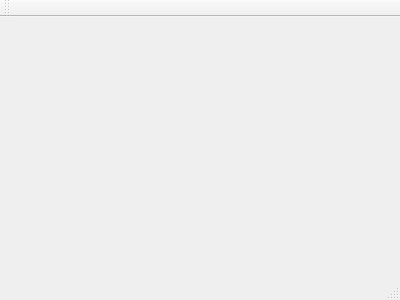
Qt form qt/roiwidget/mainwindow.ui (neutronimaging/sandbox) before a commit.
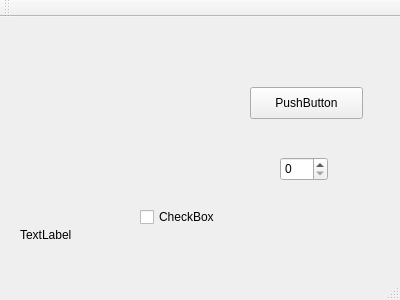
The same form after that commit. Custom widgets are drawn as their Qt base class.

Commit message: The widget works now - signals are emitted and handled correctly. - color can be set - boundaries are set

Diff of the .ui file:
```diff
--- a/qt/roiwidget/mainwindow.ui
+++ b/qt/roiwidget/mainwindow.ui
@@ -24,6 +24,55 @@
      </rect>
     </property>
    </widget>
+   <widget class="QCheckBox" name="checkBox">
+    <property name="geometry">
+     <rect>
+      <x>140</x>
+      <y>190</y>
+      <width>87</width>
+      <height>20</height>
+     </rect>
+    </property>
+    <property name="text">
+     <string>CheckBox</string>
+    </property>
+   </widget>
+   <widget class="QPushButton" name="pushButton">
+    <property name="geometry">
+     <rect>
+      <x>250</x>
+      <y>70</y>
+      <width>113</width>
+      <height>32</height>
+     </rect>
+    </property>
+    <property name="text">
+     <string>PushButton</string>
+    </property>
+   </widget>
+   <widget class="QSpinBox" name="spinBox">
+    <property name="geometry">
+     <rect>
+      <x>280</x>
+      <y>140</y>
+      <width>48</width>
+      <height>24</height>
+     </rect>
+    </property>
+   </widget>
+   <widget class="QLabel" name="label">
+    <property name="geometry">
+     <rect>
+      <x>20</x>
+      <y>210</y>
+      <width>211</width>
+      <height>16</height>
+     </rect>
+    </property>
+    <property name="text">
+     <string>TextLabel</string>
+    </property>
+   </widget>
   </widget>
   <widget class="QMenuBar" name="menuBar">
    <property name="geometry">
```
The commit also changes 6 other files.
